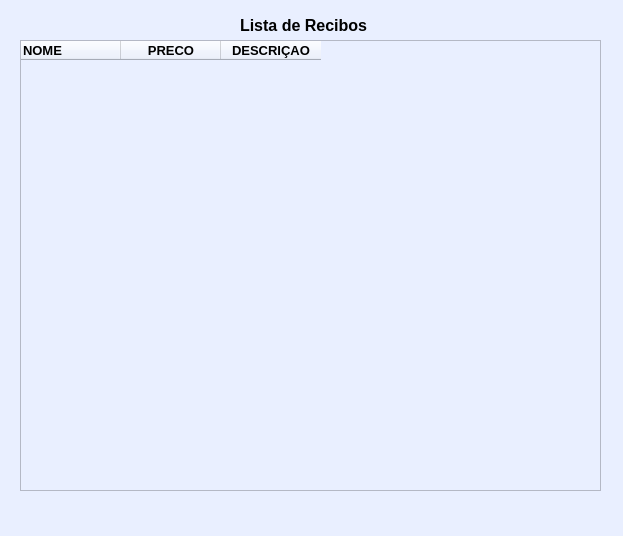
The window that listar_dados.ui (JonyKeyboard/MVC-PHP) describes before a commit, drawn with Qt 5.
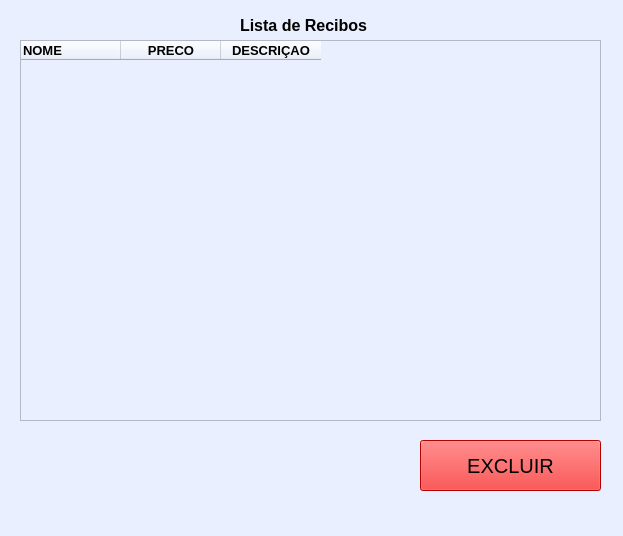
The same window after the commit.

Commit message: Excluidos itens da lista

The edit to the form file:
```diff
--- a/listar_dados.ui
+++ b/listar_dados.ui
@@ -43,7 +43,7 @@
       <x>20</x>
       <y>40</y>
       <width>581</width>
-      <height>451</height>
+      <height>381</height>
      </rect>
     </property>
     <property name="font">
@@ -99,6 +99,27 @@
      </property>
     </column>
    </widget>
+   <widget class="QPushButton" name="ButtonExcluir">
+    <property name="geometry">
+     <rect>
+      <x>420</x>
+      <y>440</y>
+      <width>181</width>
+      <height>51</height>
+     </rect>
+    </property>
+    <property name="font">
+     <font>
+      <pointsize>15</pointsize>
+     </font>
+    </property>
+    <property name="styleSheet">
+     <string notr="true">background-color: rgb(255, 0, 0);</string>
+    </property>
+    <property name="text">
+     <string>EXCLUIR</string>
+    </property>
+   </widget>
   </widget>
   <widget class="QMenuBar" name="menubar">
    <property name="geometry">
```
The commit also changes 1 other file.
